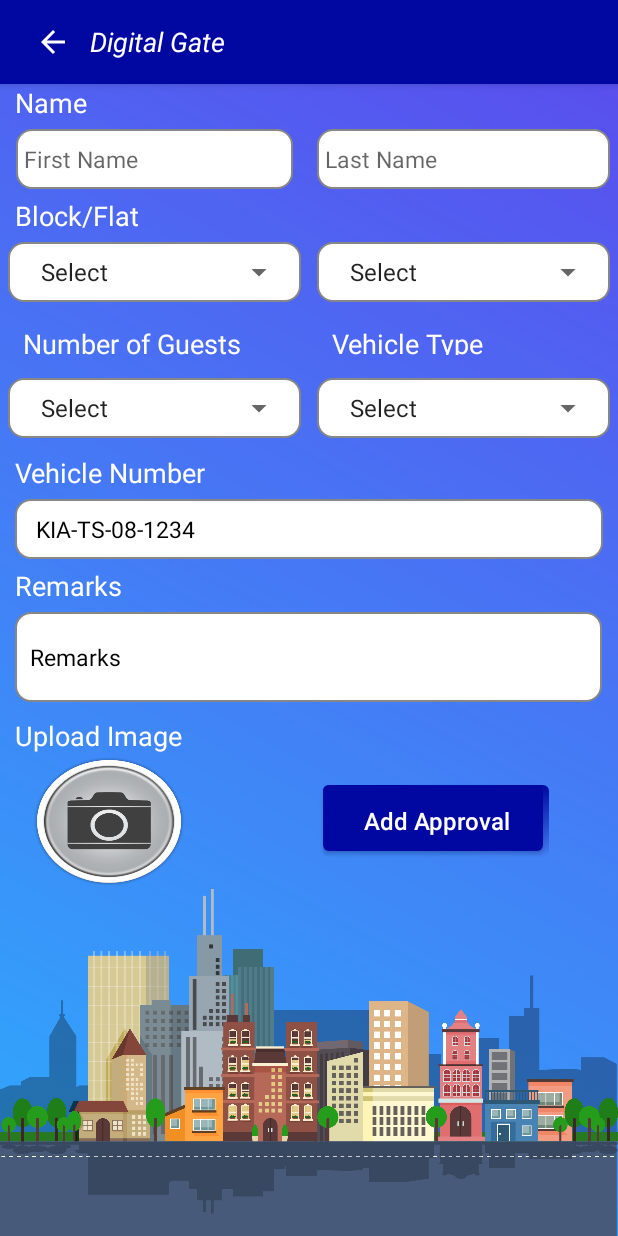
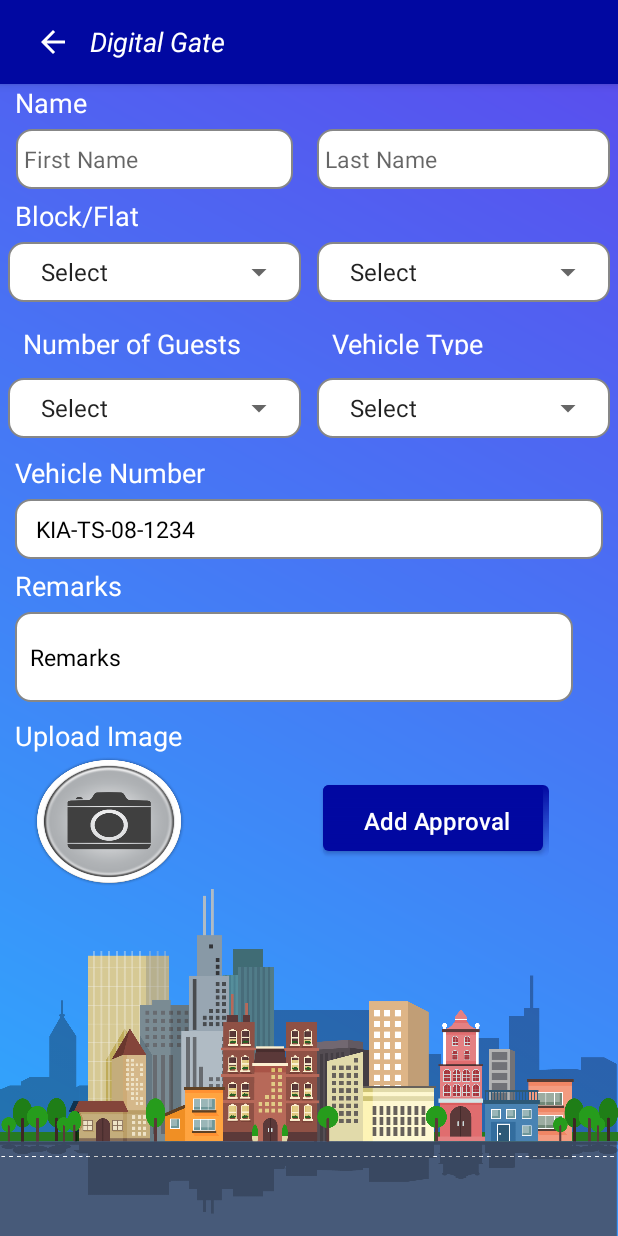
Before and after one commit to rayudu-glits/APartmentAppDevelopment, an Android app: the layout activity_preapproval2.xml on its own in the app's theme, with its tools: preview values and no code run, on a phone screen of 412 x 824 dp. Run offline under Robolectric (Android 15) with nearby library versions, the phone set to English and light mode, and no system bars; network calls fail.

Commit message:
Changes in Security Logins

```diff
--- a/app/src/main/res/layout/activity_dailyhelp.xml
+++ b/app/src/main/res/layout/activity_dailyhelp.xml
@@ -11,7 +11,7 @@
     <com.google.android.material.appbar.AppBarLayout
         android:layout_width="match_parent"
         android:layout_height="wrap_content"
-        android:theme="@style/AppTheme.NoActionBar">
+        android:theme="@style/AppTheme.PopupOverlay">
         <androidx.appcompat.widget.Toolbar
             android:id="@+id/toolbar"
             android:layout_width="match_parent"
@@ -159,11 +159,10 @@
                     android:layout_marginStart="10dp"
                     android:textColor="@color/white"
                     android:textStyle="bold"
-                    android:textSize="20dp"
+                    android:textSize="20sp"
                     android:layout_gravity="center_vertical"
                     android:text="Allow In"/>
             </LinearLayout>
         </androidx.cardview.widget.CardView>
-
     </LinearLayout>
 </LinearLayout>
--- a/app/src/main/res/layout/activity_instant_approval_security.xml
+++ b/app/src/main/res/layout/activity_instant_approval_security.xml
@@ -322,7 +322,7 @@
                 android:layout_marginTop="10dp"
                 android:layout_marginBottom="10dp"
                 android:layout_marginRight="40dp"
-                android:text="Sign in "
+                android:text="Add Approval"
                 android:layout_gravity="end"
                 android:background="@drawable/buttonshape"
                 android:textColor="@color/white"
--- a/app/src/main/res/layout/activity_preapproval2.xml
+++ b/app/src/main/res/layout/activity_preapproval2.xml
@@ -136,11 +136,11 @@
                 <Spinner
                     android:id="@+id/blockspinner"
                     android:layout_width="match_parent"
-                    android:layout_height="match_parent"
+                    android:layout_height="0dp"
                     android:layout_weight="0.95"
                     android:entries="@array/Block"
                     android:layout_gravity="center"
-                    android:paddingLeft="10dp"/>
+                    android:paddingStart="10dp"/>
             </LinearLayout>
             <LinearLayout
                 android:layout_width="0dp"
@@ -237,7 +237,7 @@
                 <Spinner
                     android:id="@+id/Vehicletype"
                     android:layout_width="match_parent"
-                    android:layout_height="match_parent"
+                    android:layout_height="0dp"
                     android:layout_weight="0.95"
                     android:entries="@array/Vehicle_type"
                     android:layout_gravity="center"
@@ -297,17 +297,16 @@
             android:layout_marginTop="5dp"
             android:orientation="horizontal"
             android:weightSum="1">
-
             <EditText
                 android:id="@+id/Remarks"
-                android:layout_width="382dp"
+                android:layout_width="0dp"
                 android:layout_height="match_parent"
                 android:layout_gravity="center"
                 android:layout_weight="0.95"
                 android:background="@drawable/buttonshape"
                 android:hint="Remarks"
                 android:imeOptions="actionDone"
-                android:paddingLeft="10dp"
+                android:paddingStart="10dp"
                 android:textColor="@color/black"
                 android:textColorHint="@color/black"
                 android:textSize="15sp" />
--- a/app/src/main/res/layout/fragment_myunit.xml
+++ b/app/src/main/res/layout/fragment_myunit.xml
@@ -26,7 +26,7 @@
             android:id="@+id/iv_search"
             android:layout_width="wrap_content"
             android:layout_height="match_parent"
-            android:layout_marginLeft="@dimen/_5dp"
+            android:layout_marginStart="@dimen/_5dp"
             android:src="@drawable/ic_action_name" />
     </LinearLayout>
 
```
Also changed, not shown: app/src/main/res/menu/navmenu.xml (+5 -4 lines).
